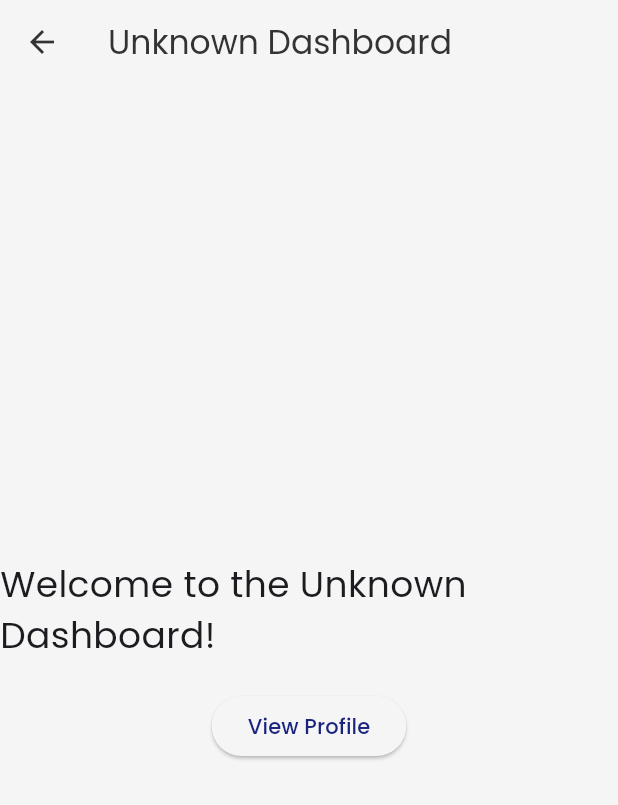
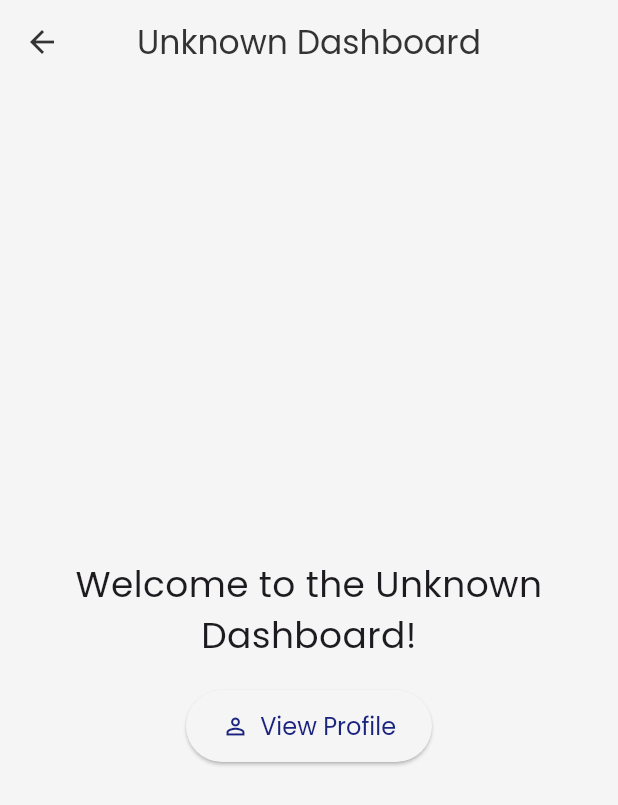
Before and after one commit to Akumbom-Wesley/internlog-mobile, a Flutter app: the DashboardScreen screen opened directly, on a phone screen of 412 x 824 dp. Shown: the top 805 px of the screen. Run offline on Flutter 3.47's test engine with Material 3 defaults, Android fonts, the phone set to English and light mode, and no system bars; our stand-ins replace dio, flutter_secure_storage, go_router, google_fonts, reactive_forms; accounts and stored records are empty.

Commit message:
feat: Implement screen stacking and back button functionality

```diff
--- a/lib/features/auth/presentation/screens/dashboard_screen.dart
+++ b/lib/features/auth/presentation/screens/dashboard_screen.dart
@@ -1,4 +1,5 @@
 import 'package:flutter/material.dart';
+import 'package:flutter/services.dart';
 import 'package:go_router/go_router.dart';
 import 'package:google_fonts/google_fonts.dart';
 
@@ -7,26 +8,57 @@ class DashboardScreen extends StatelessWidget {
 
   const DashboardScreen({super.key, required this.role});
 
+  // Map backend role value to a friendly label
+  String getRoleLabel(String role) {
+    const roleLabels = {
+      'user': 'User',
+      'student': 'Student',
+      'lecturer': 'Lecturer',
+      'supervisor': 'Supervisor',
+      'company_admin': 'Company Admin',
+      'super_admin': 'Super Admin',
+    };
+    return roleLabels[role] ?? (role.isNotEmpty
+        ? role[0].toUpperCase() + role.substring(1).replaceAll('_', ' ')
+        : 'Dashboard');
+  }
+
   @override
   Widget build(BuildContext context) {
-    return Scaffold(
+    final roleLabel = getRoleLabel(role);
+
+    return WillPopScope(
+      onWillPop: () async {
+        // Exit the app when back pressed on dashboard
+        SystemNavigator.pop();
+        return false;
+      },
+      child: Scaffold(
         appBar: AppBar(
-        title: Text('$role Dashboard', style: GoogleFonts.poppins()),
+          title: Text('$roleLabel Dashboard', style: GoogleFonts.poppins()),
+          centerTitle: true,
         ),
         body: Center(
           child: Column(
             mainAxisAlignment: MainAxisAlignment.center,
             children: [
               Text(
-              'Welcome to the $role Dashboard!',
+                'Welcome to the $roleLabel Dashboard!',
                 style: GoogleFonts.poppins(fontSize: 24),
+                textAlign: TextAlign.center,
               ),
               const SizedBox(height: 20),
-            ElevatedButton(
+              ElevatedButton.icon(
                 onPressed: () => context.go('/user/profile'),
-              child: const Text('View Profile'),
+                icon: const Icon(Icons.person_outline),
+                label: const Text('View Profile'),
+                style: ElevatedButton.styleFrom(
+                  padding: const EdgeInsets.symmetric(horizontal: 24, vertical: 12),
+                  textStyle: GoogleFonts.poppins(fontSize: 16),
+                ),
               ),
             ],
+          ),
         ),
       ),
     );
--- a/lib/features/auth/presentation/screens/onboarding_screen.dart
+++ b/lib/features/auth/presentation/screens/onboarding_screen.dart
@@ -6,7 +6,9 @@ class OnboardingScreen extends StatelessWidget {
 
   @override
   Widget build(BuildContext context) {
-    return Scaffold(
+    return PopScope(
+      canPop: false, // Disable back button
+      child: Scaffold(
         body: Column(
           children: [
             Expanded(
@@ -24,6 +26,7 @@ class OnboardingScreen extends StatelessWidget {
             ),
           ],
         ),
+      ),
     );
   }
 
--- a/lib/features/auth/presentation/screens/role_success_screen.dart
+++ b/lib/features/auth/presentation/screens/role_success_screen.dart
@@ -30,7 +30,7 @@ class RoleSuccessScreen extends StatelessWidget {
                   Padding(
                     padding: const EdgeInsets.symmetric(horizontal: 20),
                     child: Text(
-                      'Please check your email to verify your supervisor account. Once verified, you can log in.',
+                      'Please check your email to verify your company\'s account. Once verified, you can log in.',
                       style: GoogleFonts.poppins(fontSize: constraints.maxWidth * 0.04),
                       textAlign: TextAlign.center,
                     ),
--- a/lib/main.dart
+++ b/lib/main.dart
@@ -7,6 +7,7 @@ import 'features/auth/presentation/screens/role_selection_screen.dart';
 import 'features/auth/presentation/screens/role_success_screen.dart';
 import 'features/auth/presentation/screens/splash_screen.dart';
 import 'features/auth/presentation/screens/login_screen.dart';
+import 'features/auth/presentation/screens/logout_screen.dart';
 import 'features/user/presentation/screens/user_profile_screen.dart';
 
 void main() {
@@ -14,10 +15,10 @@ void main() {
 }
 
 class MyApp extends StatelessWidget {
-   MyApp({super.key});
+  MyApp({super.key});
 
   final _router = GoRouter(
-    initialLocation: '/', // Start with splash screen
+    initialLocation: '/',
     routes: [
       GoRoute(
         path: '/',
@@ -31,10 +32,11 @@ class MyApp extends StatelessWidget {
       GoRoute(
         path: '/user/dashboard',
         builder: (context, state) {
-          final role = state.extra as String?; // Retrieve role from extra
+          final role = state.extra as String?;
           return role != null ? DashboardScreen(role: role) : const DashboardScreen(role: 'Unknown');
         },
       ),
+      GoRoute(path: '/auth/logout', builder: (context, state) => const LogoutScreen()),
     ],
   );
 
--- a/pubspec.yaml
+++ b/pubspec.yaml
@@ -40,6 +40,7 @@ dependencies:
   flutter_dotenv: ^5.2.1 # Optional for API keys
   http: ^1.4.0
   google_fonts: ^6.2.1
+  shared_preferences: ^2.5.3
 
 
 
```
Also changed, not shown: lib/core/network/dio_client.dart (+26 -2 lines), lib/features/auth/presentation/screens/login_screen.dart (+11 -2 lines), lib/features/auth/presentation/screens/logout_screen.dart (added, +95 -0 lines), lib/features/auth/presentation/screens/registration.dart (+11 -4 lines), lib/features/user/presentation/screens/user_profile_screen.dart (+94 -47 lines), pubspec.lock. Lines whose indentation alone changed are shown as unchanged.
